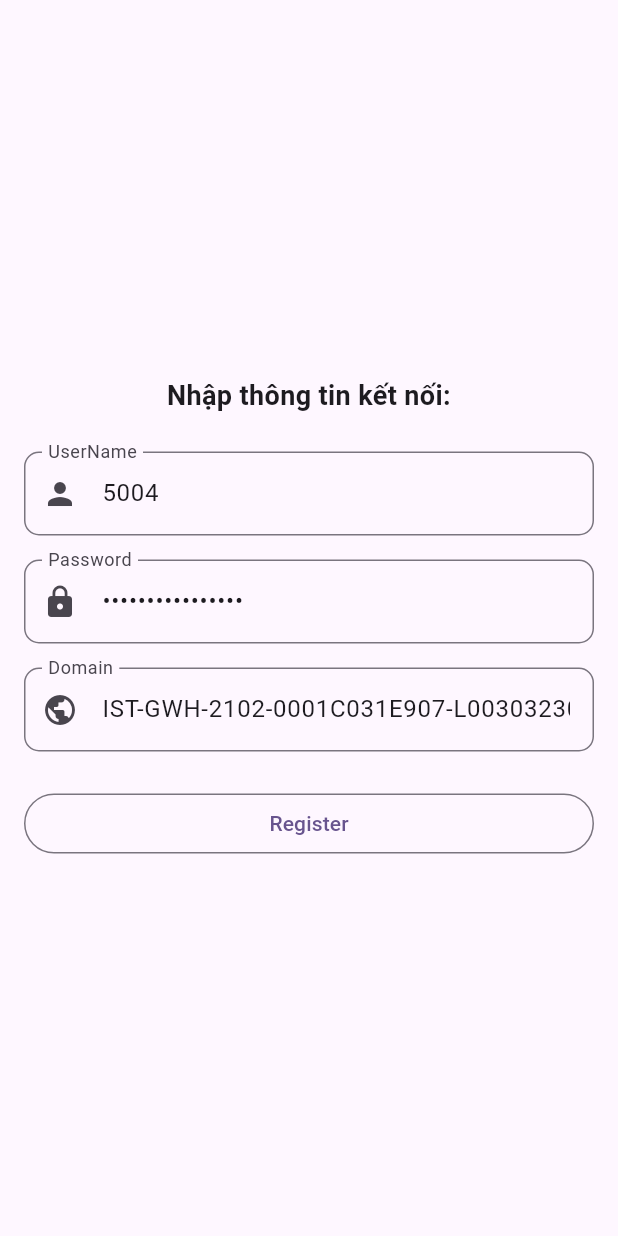
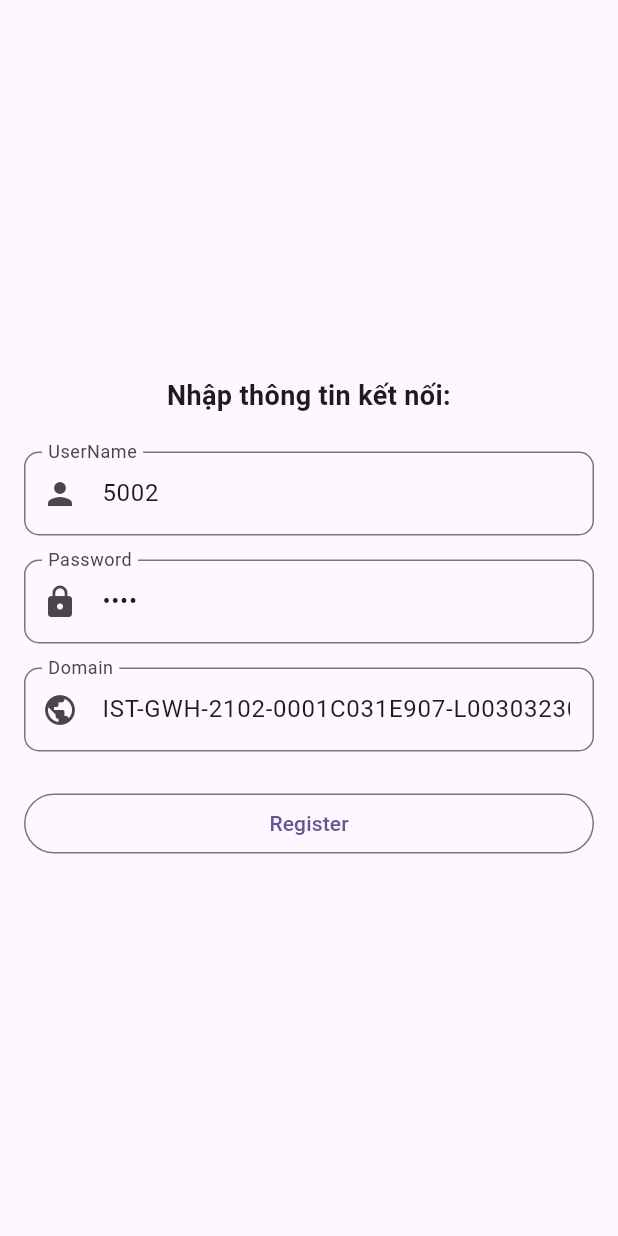
Before and after one commit to Insen-Technology-JSC/linphone_plugin, a Flutter app: the screen it shows after launch, on a phone screen of 412 x 824 dp. Run offline on Flutter 3.47's test engine with Material 3 defaults, Android fonts, the phone set to English and light mode, and no system bars; our stand-ins replace plugin_platform_interface, shared_preferences.

```diff
--- a/example/lib/lin_phone_page.dart
+++ b/example/lib/lin_phone_page.dart
@@ -23,10 +23,10 @@ class _LinPhonePageState extends State<LinPhonePage> {
   var isOutgoingCall = false;
   var isIncomingReceived = false;
   final textController = TextEditingController(text: '100');
-  final _usernameController = TextEditingController(text: '5004');
-  final _passwordController = TextEditingController(text: '4913b02c5fc4a4d9');
+  final _usernameController = TextEditingController(text: '5002');
+  final _passwordController = TextEditingController(text: '5002');
   final _domainController = TextEditingController(
-    text: 'IST-GWH-2102-0001C031E907-L003032300001-dev.sip.insentecs.cloud',
+    text: 'IST-GWH-2102-0001C031E907-L003032300001.sip.insentecs.cloud',
   );
 
   @override
@@ -38,11 +38,11 @@ class _LinPhonePageState extends State<LinPhonePage> {
     if (Storage.instance.dest.isNotEmpty == true) {
       textController.text = Storage.instance.dest;
     }
-    if (Storage.instance.userName.isNotEmpty == true) {
-      _usernameController.text = Storage.instance.userName;
-      _passwordController.text = Storage.instance.password;
-      _domainController.text = Storage.instance.domain;
-    }
+    // if (Storage.instance.userName.isNotEmpty == true) {
+    //   _usernameController.text = Storage.instance.userName;
+    //   _passwordController.text = Storage.instance.password;
+    //   _domainController.text = Storage.instance.domain;
+    // }
     ChannelHelper.instance.registerEventCallback(
       eventCallback: (data) {
         final funcName = jsonDecode(data)['funcName'];
```
Also changed, not shown: 1 other file.
